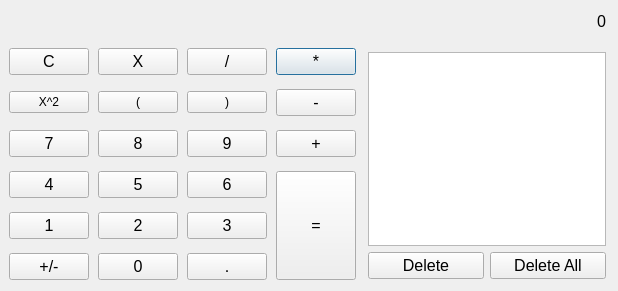
Old version of the form calculator1.ui in the repository pphatt/qt5.
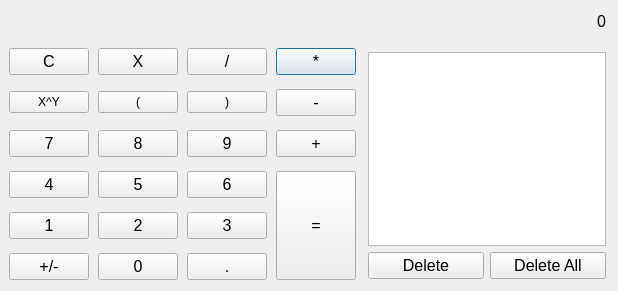
New version of the form.

Diff of the .ui file:
```diff
--- a/calculator1.ui
+++ b/calculator1.ui
@@ -342,7 +342,7 @@
         <item row="1" column="0">
          <widget class="QPushButton" name="squarenum">
           <property name="text">
-           <string>X^2</string>
+           <string>X^Y</string>
           </property>
          </widget>
         </item>
```
